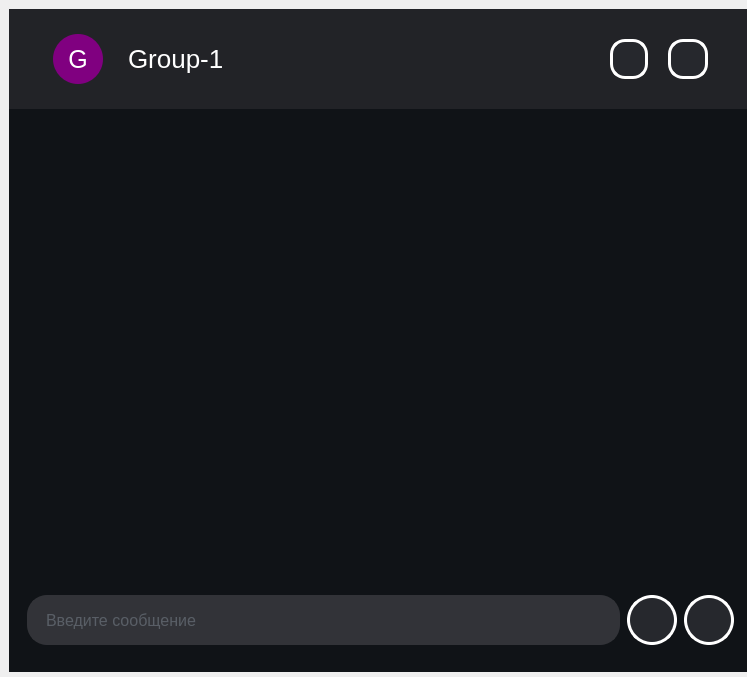
Before: the Qt Designer form Zcord/GUI/Chat/Chat.ui in DmitryGorny/Zcord, drawn with Qt 5.
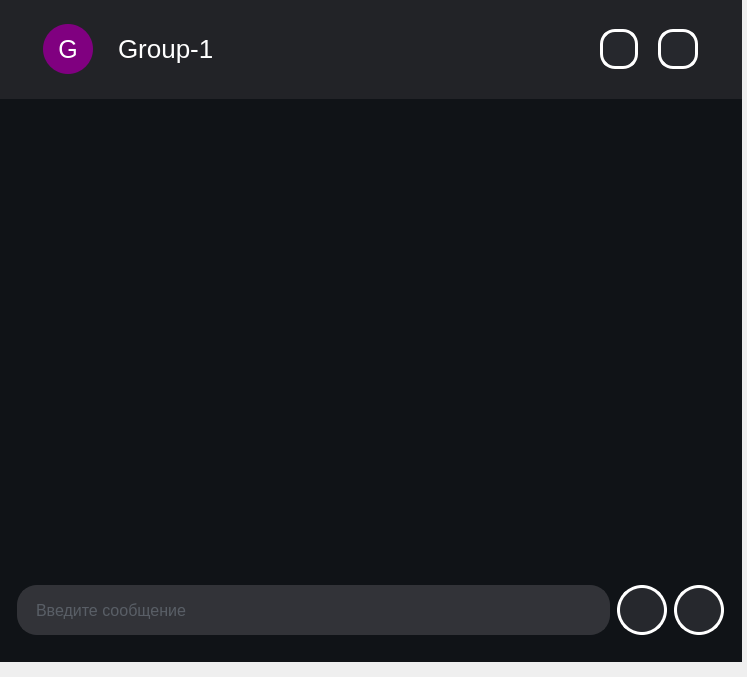
After: the same form once the commit is applied. Icons and pictures are not drawn.

```diff
--- a/Zcord/GUI/Chat/Chat.ui
+++ b/Zcord/GUI/Chat/Chat.ui
@@ -16,8 +16,8 @@
   <widget class="QFrame" name="MAIN">
    <property name="geometry">
     <rect>
-     <x>0</x>
-     <y>0</y>
+     <x>-10</x>
+     <y>-10</y>
      <width>761</width>
      <height>681</height>
     </rect>
@@ -250,6 +250,16 @@
           <property name="leftMargin">
            <number>45</number>
           </property>
+          <property name="rightMargin">
+           <number>45</number>
+          </property>
+          <item>
+           <widget class="QListWidget" name="ChatScroll">
+            <property name="styleSheet">
+             <string notr="true">border:none;</string>
+            </property>
+           </widget>
+          </item>
          </layout>
         </widget>
        </item>
```
